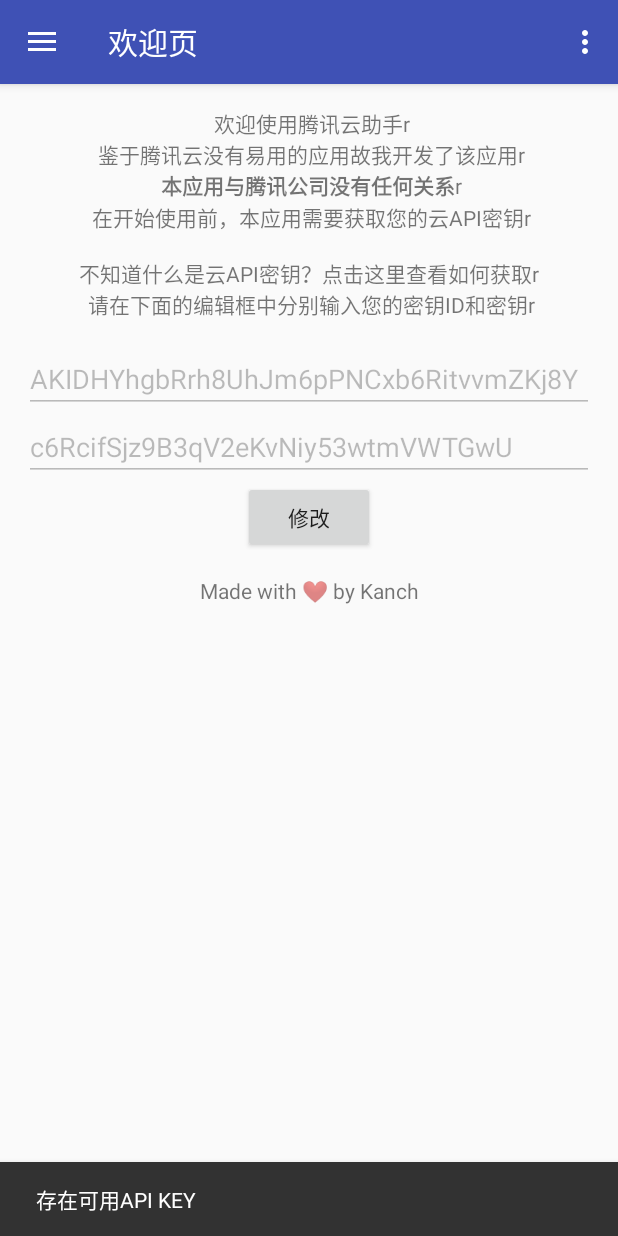
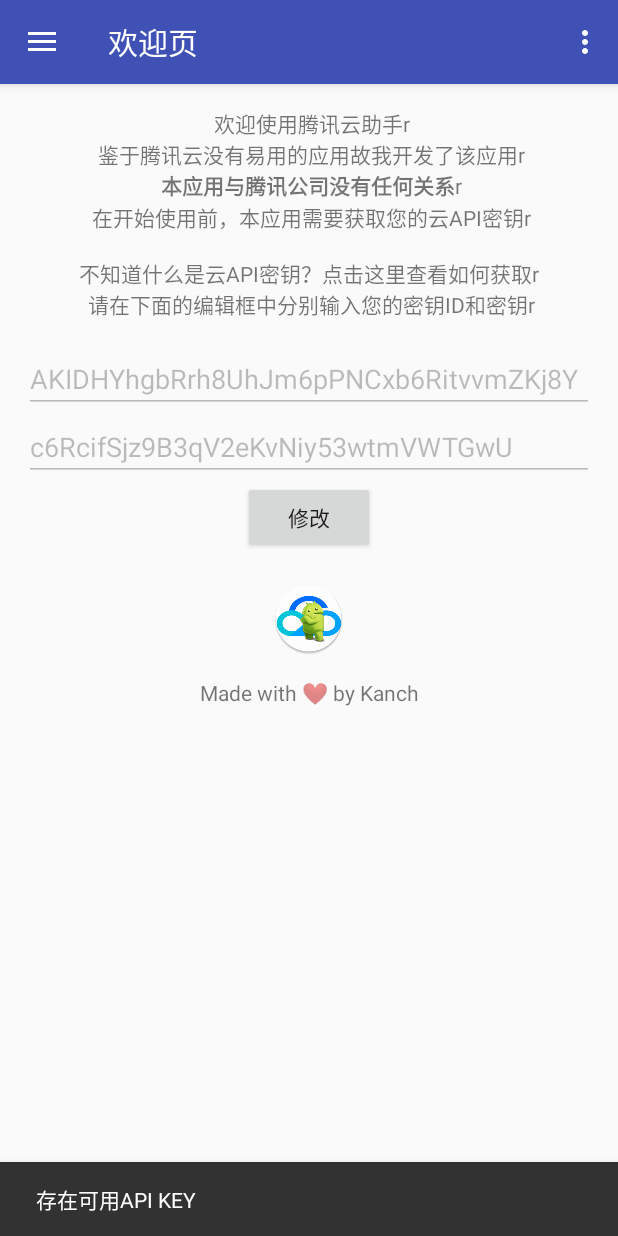
Before and after one commit to ankanch/QCloudManager, an Android app: the screen it shows after launch (MainActivity), in the side drawer, after a tap on "欢迎页 - 关于", on a phone screen of 412 x 824 dp. Run offline under Robolectric (Android 15) with nearby library versions, the phone set to English and light mode, and no system bars; network calls fail.

Commit message:
重装系统和重设密码已经完全完成。

```diff
--- a/app/src/main/java/com/akakanch/qcloudmanager/APIRequestGenerator.java
+++ b/app/src/main/java/com/akakanch/qcloudmanager/APIRequestGenerator.java
@@ -430,7 +430,8 @@
         para.put("SecretId",APIkeyId);
         para.put("Region",Region);
         para.put("SignatureMethod","HmacSHA256");
-        para.put("imageType",instanceID);
+        para.put("instanceId",instanceID);
+        para.put("imageType","2");
         para.put("imageId",osid);
         para.put("password",password);
         String[] requestlist = generatePublicRequestParameters(para);
--- a/app/src/main/java/com/akakanch/qcloudmanager/MainActivity.java
+++ b/app/src/main/java/com/akakanch/qcloudmanager/MainActivity.java
@@ -33,7 +33,7 @@
         fab.setOnClickListener(new View.OnClickListener() {
             @Override
             public void onClick(View view) {
-                Snackbar.make(view, "Replace with your own action", Snackbar.LENGTH_LONG)
+                Snackbar.make(view, "功能稍后推出。", Snackbar.LENGTH_LONG)
                         .setAction("Action", null).show();
             }
         });
--- a/app/src/main/res/layout/layout_index.xml
+++ b/app/src/main/res/layout/layout_index.xml
@@ -1,5 +1,7 @@
 <?xml version="1.0" encoding="utf-8"?>
 <LinearLayout xmlns:android="http://schemas.android.com/apk/res/android"
+    xmlns:app="http://schemas.android.com/apk/res-auto"
+    xmlns:tools="http://schemas.android.com/tools"
     android:orientation="vertical" android:layout_width="match_parent"
     android:layout_height="match_parent">
 
@@ -42,6 +44,14 @@
         android:id="@+id/button_OK"
         android:layout_gravity="center_vertical|center_horizontal"/>
 
+    <ImageView
+        android:id="@+id/imageView2"
+        android:layout_width="match_parent"
+        android:layout_height="wrap_content"
+        android:textAlignment="center"
+        app:srcCompat="@mipmap/ic_launcher"
+        android:layout_marginTop="20sp"/>
+
     <TextView
         android:text="Made with ❤ by Kanch"
         android:layout_width="match_parent"
```
Also changed, not shown: app/src/main/java/com/akakanch/qcloudmanager/CloudServerItemAdapter.java (+17 -5 lines).
